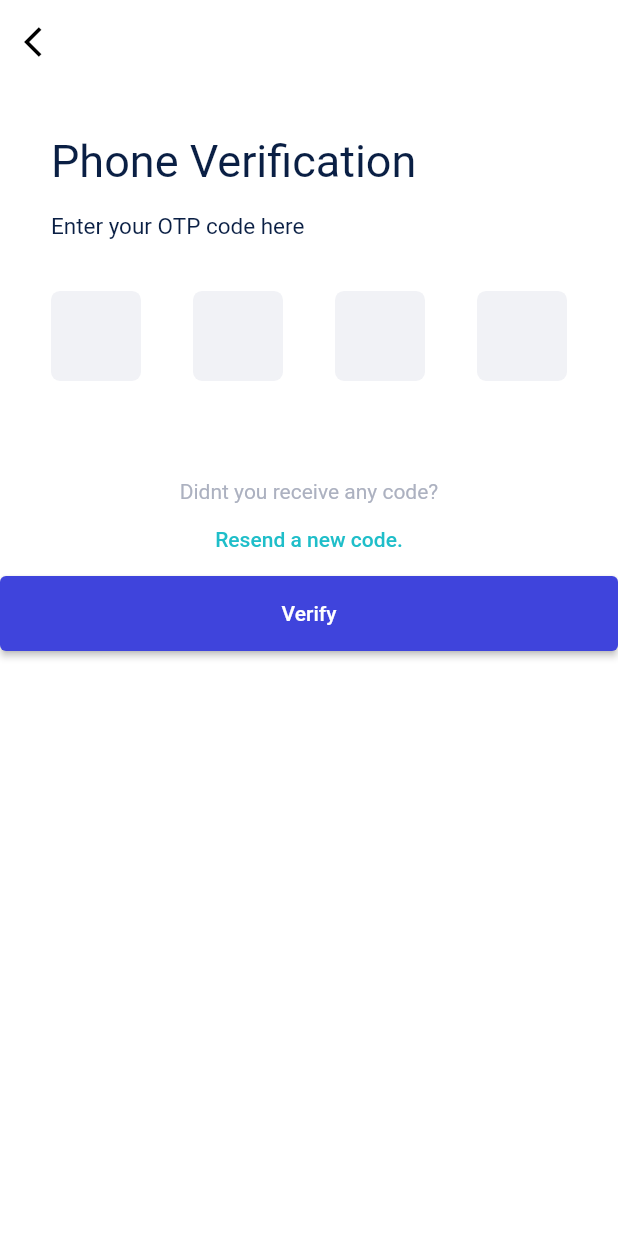
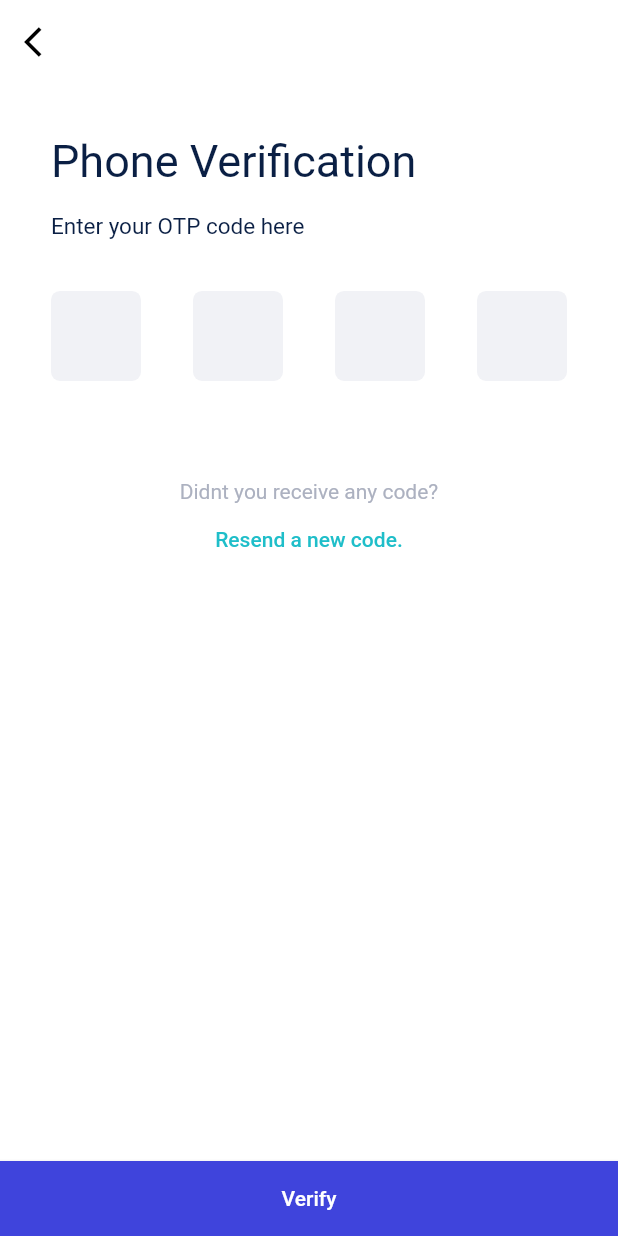
Before and after one commit to khaledsaber/weze, a Flutter app: the VerificationScreen screen opened by its route, on a phone screen of 412 x 824 dp. Run offline on Flutter 3.47's test engine with Material 2 defaults, Android fonts, the phone set to English and light mode, and no system bars; drawn by our look-alikes of pin_code_fields; our stand-ins replace intl_phone_number_input, percent_indicator.

Commit message:
22/6/2022

```diff
--- a/lib/config/app_icons.dart
+++ b/lib/config/app_icons.dart
@@ -25,4 +25,17 @@ class WezeIcons {
   String navLocationIcon = "$path/nav_location.png";
   String train = "$path/train.png";
   String question = "$path/question.png";
+  String naviHome = "$path/navigation_home.png";
+  String naviHomeDotted = "$path/navi_home_dotted.png";
+  String naviLocation = "$path/navigation_location.png";
+  String naviLocationDotted = "$path/navi_location_dotted.png";
+  String naviQuestion = "$path/navigation_question.png";
+  String naviQuestionDotted = "$path/navi_question_dotted.png";
+  String naviTrain = "$path/navigation_train.png";
+  String naviTrainDotted = "$path/navi_train_dotted.png";
+  String naviUser = "$path/navigation_user.png";
+  String naviUserDotted = "$path/navi_user_dotted.png";
+  String notificationBell = "$path/bell.png";
+  String search = "$path/search.png";
+
 }
--- a/lib/config/app_images.dart
+++ b/lib/config/app_images.dart
@@ -14,4 +14,5 @@ class WezeImages {
   String contactUSImg = "$path/contact_us.png";
   String cup = "$path/cup.png";
   String like = "$path/like.png";
+  String homeBacgroune = "$path/home_background.png";
 }
--- a/lib/main.dart
+++ b/lib/main.dart
@@ -48,7 +48,7 @@ class MyApp extends StatelessWidget {
       theme: ThemeData(
           primarySwatch: Colors.blue, scaffoldBackgroundColor: Colors.white),
       debugShowCheckedModeBanner: false,
-      home:  const SplashScreen(),
+      home:  const NavigationScreen(),
       routes: {
         R.routes.languageRoue: (ctx) => const LanguageScreen(),
         R.routes.onBoarding: (ctx) => const OnBoardingScreen(),
--- /dev/null
+++ b/lib/views/home/components/header.dart
@@ -0,0 +1 @@
+import 'package:flutter/material.dart';
--- a/lib/views/interests/interests_screen.dart
+++ b/lib/views/interests/interests_screen.dart
@@ -43,7 +43,7 @@ class _InterestsScreenState extends State<InterestsScreen> {
                 child: InterestsGrid(),
               ),
               SizedBox(height: 20,),
-              FooterButton(title: 'Get Started',radius: 5,),
+              FooterButton(title: 'Get Started',radius: 5, VoidCallback: (){print('pressed');},),
             ],
           ),
         ),
--- a/lib/views/login/verification_screen.dart
+++ b/lib/views/login/verification_screen.dart
@@ -27,10 +27,11 @@ class _VerificationScreenState extends State<VerificationScreen> {
           },
         ),
       ),
-      body: SingleChildScrollView(
-        child: Column(
+      body: Column(
         children: [
-            Padding(
+          Expanded(
+            child: SingleChildScrollView(
+              child: Padding(
                 padding: EdgeInsets.symmetric(horizontal: defaultSize * 3),
                 child: Column(
                   crossAxisAlignment: CrossAxisAlignment.start,
@@ -111,18 +112,23 @@ class _VerificationScreenState extends State<VerificationScreen> {
                   ],
                 ),
               ),
+            ),
+          ),
           ElevatedButton(
             style: ElevatedButton.styleFrom(
-
-               fixedSize:  Size(MediaQuery.of(context).size.width, 50),
-               primary: const Color(0xff3f44dc)),
+              shape: RoundedRectangleBorder(
+                borderRadius: BorderRadius.circular(
+                  0,
+                ),
+              ),
+              fixedSize: Size(MediaQuery.of(context).size.width, 50),
+              primary: const Color(0xff3f44dc),
+            ),
             onPressed: () {},
             child: Text('Verify'),
           )
         ],
       ),
-      ),
-
     );
   }
 }
--- a/lib/widgets/footer_button.dart
+++ b/lib/widgets/footer_button.dart
@@ -7,11 +7,12 @@ class FooterButton extends StatelessWidget {
   const FooterButton({
     Key? key,
     required this.title,
-    this.radius = 0,
+    this.radius = 0,  this.VoidCallback,
   }) : super(key: key);
 
   final String title;
   final double radius;
+  final VoidCallback;
 
   @override
   Widget build(BuildContext context) {
@@ -25,7 +26,7 @@ class FooterButton extends StatelessWidget {
           ),
           fixedSize: Size(MediaQuery.of(context).size.width, 50),
           primary: R.colors.buttonBlueColor),
-      onPressed: () {},
+      onPressed: VoidCallback ,
       child: Text(
         title,
         style: TextStyle(fontSize: defaultSize * 1.5),
```
Also changed, not shown: lib/views/navigation/navigation_screen.dart (+64 -10 lines). Lines whose indentation alone changed are shown as unchanged.
